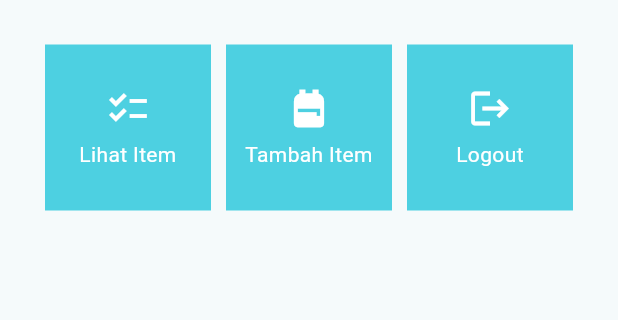
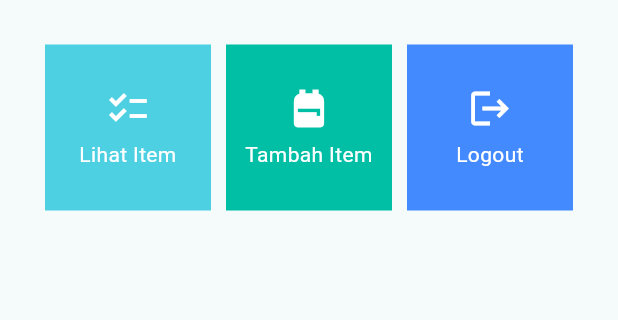
Before and after one commit to evelynphs/weird-wired-mobile, a Flutter app: the screen it shows after launch, on a phone screen of 412 x 824 dp, the part 179-499 px from its top. Run offline on Flutter 3.47's test engine with Material 2 defaults, Android fonts, the phone set to English and light mode, and no system bars.

Commit message:
add different color for each button

```diff
--- a/lib/menu.dart
+++ b/lib/menu.dart
@@ -4,9 +4,9 @@
   MyHomePage({Key? key}) : super(key: key);
 
   final List<InventoryItem> items = [
-    InventoryItem("Lihat Item", Icons.checklist),
-    InventoryItem("Tambah Item", Icons.backpack),
-    InventoryItem("Logout", Icons.logout),
+    InventoryItem("Lihat Item", Icons.checklist, Colors.cyan.shade300),
+    InventoryItem("Tambah Item", Icons.backpack, Colors.tealAccent.shade700),
+    InventoryItem("Logout", Icons.logout, Colors.blueAccent),
 ];
 
   // This widget is the home page of your application. It is stateful, meaning
@@ -70,8 +70,9 @@
 class InventoryItem {
   final String name;
   final IconData icon;
+  final Color color;
 
-  InventoryItem(this.name, this.icon);
+  InventoryItem(this.name, this.icon, this.color);
 }
 
 class InventoryCard extends StatelessWidget {
@@ -82,7 +83,7 @@
   @override
   Widget build(BuildContext context) {
     return Material(
-      color: Colors.cyan.shade300,
+      color: item.color,
       child: InkWell(
         // Area responsive terhadap sentuhan
         onTap: () {
```
